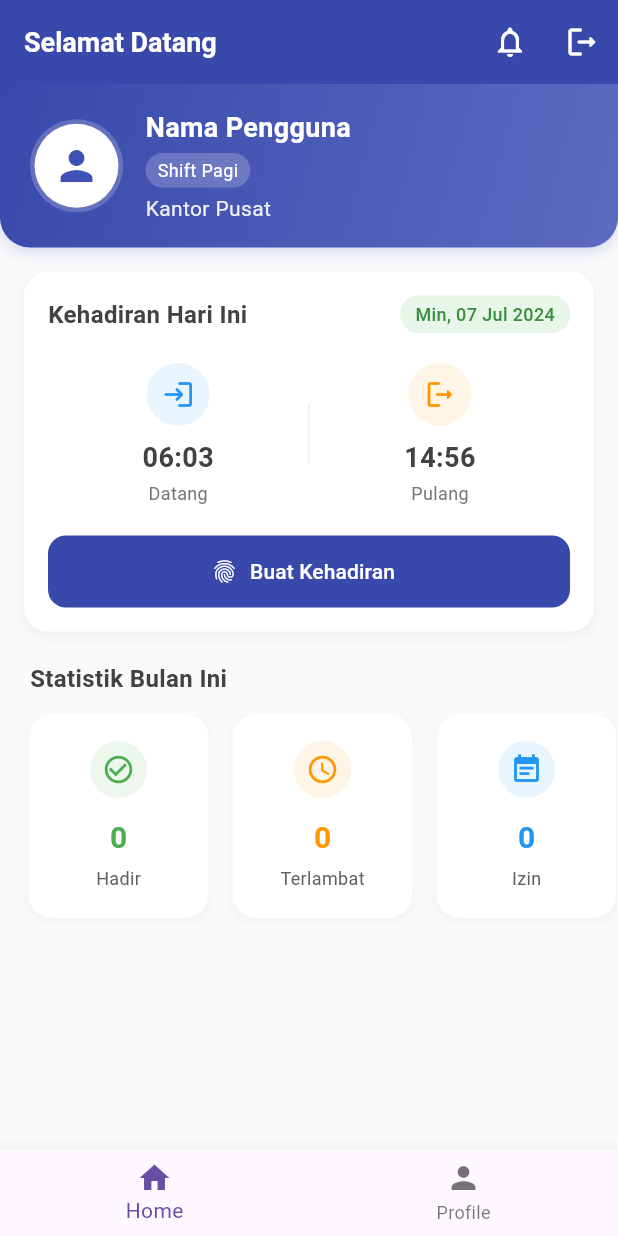
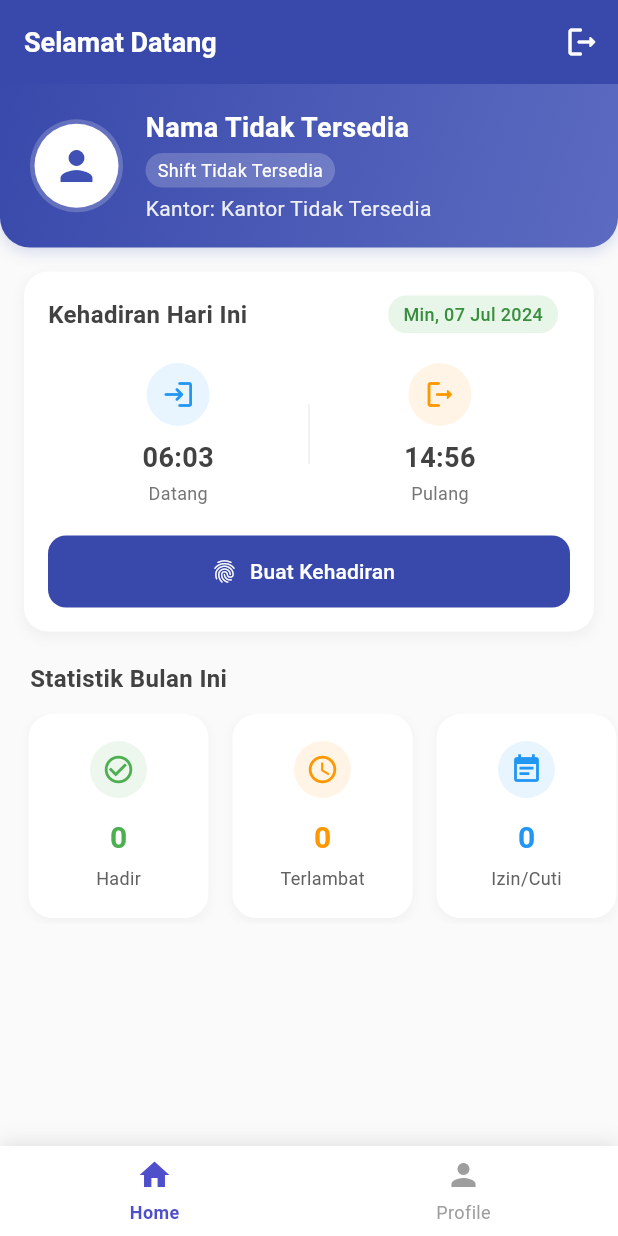
Before and after one commit to RasyaRazaqaSetiawan/flutter-ujikom, a Flutter app: the DashboardView screen opened by its route, on a phone screen of 412 x 824 dp. Run offline on Flutter 3.47's test engine with Material 3 defaults, Android fonts, the phone set to English and light mode, and no system bars; our stand-ins replace get, get_storage, google_fonts, hexcolor, lottie; accounts and stored records are empty; network calls fail.

Commit message:
refactor: update API endpoints and enhance dashboard navigation

```diff
--- a/lib/app/data/schedule_respones.dart
+++ b/lib/app/data/schedule_respones.dart
@@ -26,14 +26,16 @@ class Data {
   String? employeeName;
   Office? office;
   Shift? shift;
+  int? isWfa;
 
-  Data({this.employeeName, this.office, this.shift});
+  Data({this.employeeName, this.office, this.shift, this.isWfa});
 
   Data.fromJson(Map<String, dynamic> json) {
     employeeName = json['employee_name'];
     office =
         json['office'] != null ? new Office.fromJson(json['office']) : null;
     shift = json['shift'] != null ? new Shift.fromJson(json['shift']) : null;
+    isWfa = json['is_wfa'];
   }
 
   Map<String, dynamic> toJson() {
@@ -45,6 +47,7 @@ class Data {
     if (this.shift != null) {
       data['shift'] = this.shift!.toJson();
     }
+    data['is_wfa'] = this.isWfa;
     return data;
   }
 }
--- a/lib/app/modules/dashboard/controllers/dashboard_controller.dart
+++ b/lib/app/modules/dashboard/controllers/dashboard_controller.dart
@@ -1,11 +1,47 @@
-import 'package:flutter/material.dart';
+import 'package:flutter/widgets.dart';
 import 'package:get/get.dart';
 import 'package:get_storage/get_storage.dart';
+import 'package:ujikom/app/data/schedule_respones.dart';
 import 'package:ujikom/app/modules/dashboard/views/index_view.dart';
 import 'package:ujikom/app/modules/dashboard/views/profile_view.dart';
+import 'package:ujikom/app/utils/api.dart';
 
 class DashboardController extends GetxController {
   var selectedIndex = 0.obs;
+  var schedule = Rxn<ScheduleResponse>(); // Menyimpan response jadwal
+  final box = GetStorage();
+  final _getConnect = GetConnect();
+
+  // Fungsi untuk mendapatkan token dari storage
+  Future<String?> getToken() async {
+    return await box.read('token');
+  }
+
+  // Ambil data jadwal dari API
+  Future<void> fetchSchedule() async {
+    try {
+      final token = await getToken();
+
+      if (token == null) {
+        throw Exception("Token tidak ditemukan, silakan login kembali.");
+      }
+
+      final response = await _getConnect.get(
+        BaseUrl.schedule,
+        headers: {
+          'Authorization': 'Bearer $token',
+        },
+      );
+
+      if (response.statusCode == 200) {
+        schedule.value = ScheduleResponse.fromJson(response.body);
+      } else {
+        throw Exception("Gagal mengambil jadwal: ${response.statusText}");
+      }
+    } catch (e) {
+      print("Error saat mengambil data jadwal: $e");
+    }
+  }
 
   void changeIndex(int index) {
     selectedIndex.value = index;
@@ -19,20 +55,11 @@ class DashboardController extends GetxController {
   @override
   void onInit() {
     super.onInit();
-  }
-
-  @override
-  void onReady() {
-    super.onReady();
-  }
-
-  @override
-  void onClose() {
-    super.onClose();
+    fetchSchedule(); // Ambil data saat controller diinisialisasi
   }
 
   void logout() {
-    GetStorage().remove('token');
+    GetStorage().erase();
     Get.offAllNamed('/login');
   }
 }
--- a/lib/app/modules/dashboard/views/dashboard_view.dart
+++ b/lib/app/modules/dashboard/views/dashboard_view.dart
@@ -1,7 +1,5 @@
 import 'package:flutter/material.dart';
-
 import 'package:get/get.dart';
-
 import '../controllers/dashboard_controller.dart';
 
 class DashboardView extends GetView<DashboardController> {
@@ -19,9 +17,57 @@ class DashboardView extends GetView<DashboardController> {
             );
           },
         ),
-        bottomNavigationBar: BottomNavigationBar(
-          currentIndex: controller.selectedIndex.value,
-          onTap: (index) {
+        bottomNavigationBar: Container(
+          height: 60,
+          decoration: BoxDecoration(
+            color: Colors.white,
+            boxShadow: [
+              BoxShadow(
+                color: Colors.black.withOpacity(0.1),
+                blurRadius: 10,
+                offset: const Offset(0, -2),
+              ),
+            ],
+          ),
+          child: Row(
+            mainAxisAlignment: MainAxisAlignment.spaceEvenly,
+            children: [
+              _buildNavItem(
+                index: 0,
+                icon: Icons.home,
+                label: 'Home',
+                controller: controller,
+              ),
+              _buildNavItem(
+                index: 1,
+                icon: Icons.person,
+                label: 'Profile',
+                controller: controller,
+              ),
+              // Contoh menambah item navigasi ketiga:
+              // _buildNavItem(
+              //   index: 2, // Pastikan index bertambah secara berurutan
+              //   icon: Icons.notifications, // Pilih icon yang sesuai
+              //   label: 'Notifikasi', // Label yang akan ditampilkan
+              //   controller: controller,
+              // ),
+            ],
+          ),
+        ),
+      ),
+    );
+  }
+
+  Widget _buildNavItem({
+    required int index,
+    required IconData icon,
+    required String label,
+    required DashboardController controller,
+  }) {
+    final isSelected = controller.selectedIndex.value == index;
+    return Expanded(
+      child: InkWell(
+        onTap: () {
           controller.changeIndex(index);
           Get.nestedKey(1)!.currentState!.pushReplacement(
                 MaterialPageRoute(
@@ -29,16 +75,22 @@ class DashboardView extends GetView<DashboardController> {
                 ),
               );
         },
-          items: const [
-            BottomNavigationBarItem(
-              icon: Icon(Icons.home),
-              label: 'Home',
+        child: Column(
+          mainAxisAlignment: MainAxisAlignment.center,
+          children: [
+            Icon(
+              icon,
+              color: isSelected ? const Color(0xFF4F4FCB) : Colors.grey,
+              size: 24,
             ),
-            BottomNavigationBarItem(
-              icon: Icon(
-                Icons.person,
+            const SizedBox(height: 4),
+            Text(
+              label,
+              style: TextStyle(
+                color: isSelected ? const Color(0xFF4F4FCB) : Colors.grey,
+                fontSize: 12,
+                fontWeight: isSelected ? FontWeight.w600 : FontWeight.normal,
               ),
-              label: 'Profile',
             ),
           ],
         ),
--- a/lib/app/modules/dashboard/views/index_view.dart
+++ b/lib/app/modules/dashboard/views/index_view.dart
@@ -21,15 +21,15 @@ class IndexView extends GetView<DashboardController> {
         backgroundColor: Colors.indigo[600],
         elevation: 0,
         actions: [
-          IconButton(
-            icon: const Icon(
-              Icons.notifications_outlined,
-              color: Colors.white, // Set the icon color to white
-            ),
-            onPressed: () {
-              // Add notifications logic if needed
-            },
-          ),
+          // IconButton(
+          //   icon: const Icon(
+          //     Icons.notifications_outlined,
+          //     color: Colors.white, // Set the icon color to white
+          //   ),
+          //   onPressed: () {
+          //     // Add notifications logic if needed
+          //   },
+          // ),
           IconButton(
             icon: const Icon(
               Icons.logout_rounded,
@@ -101,15 +101,24 @@ class IndexView extends GetView<DashboardController> {
             child: Column(
               crossAxisAlignment: CrossAxisAlignment.start,
               children: [
-                const Text(
-                  'Nama Pengguna',
-                  style: TextStyle(
+                // 🔹 Menampilkan Nama Karyawan langsung dari schedule (bukan controller.employeeName lagi)
+                Obx(() {
+                  final employeeName =
+                      controller.schedule.value?.data?.employeeName ??
+                          'Nama Tidak Tersedia';
+                  return Text(
+                    employeeName,
+                    style: const TextStyle(
                       color: Colors.white,
                       fontSize: 18,
                       fontWeight: FontWeight.bold,
                     ),
-                ),
+                  );
+                }),
+
                 const SizedBox(height: 4),
+
+                // 🔹 Menampilkan Shift
                 Container(
                   padding:
                       const EdgeInsets.symmetric(horizontal: 8, vertical: 3),
@@ -117,22 +126,35 @@ class IndexView extends GetView<DashboardController> {
                     color: Colors.white.withOpacity(0.2),
                     borderRadius: BorderRadius.circular(20),
                   ),
-                  child: const Text(
-                    'Shift Pagi',
-                    style: TextStyle(
+                  child: Obx(() {
+                    final shiftName =
+                        controller.schedule.value?.data?.shift?.name ??
+                            'Shift Tidak Tersedia';
+                    return Text(
+                      shiftName,
+                      style: const TextStyle(
                         color: Colors.white,
                         fontSize: 12,
                       ),
+                    );
+                  }),
                 ),
-                ),
+
                 const SizedBox(height: 4),
-                Text(
-                  'Kantor Pusat',
+
+                // 🔹 Menampilkan Kantor
+                Obx(() {
+                  final officeName =
+                      controller.schedule.value?.data?.office?.name ??
+                          'Kantor Tidak Tersedia';
+                  return Text(
+                    'Kantor: $officeName',
                     style: TextStyle(
                       color: Colors.white.withOpacity(0.9),
                       fontSize: 14,
                     ),
-                ),
+                  );
+                }),
               ],
             ),
           ),
@@ -171,6 +193,8 @@ class IndexView extends GetView<DashboardController> {
                   color: Colors.grey[800],
                 ),
               ),
+              Row(
+                children: [
                   Container(
                     padding:
                         const EdgeInsets.symmetric(horizontal: 10, vertical: 4),
@@ -186,6 +210,50 @@ class IndexView extends GetView<DashboardController> {
                         fontWeight: FontWeight.w500,
                       ),
                     ),
+                  ),
+                  const SizedBox(width: 8),
+                  Obx(() {
+                    final isWfa = controller.schedule.value?.data?.isWfa;
+
+                    if (isWfa == 1) {
+                      return Container(
+                        padding: const EdgeInsets.symmetric(
+                            horizontal: 8, vertical: 4),
+                        decoration: BoxDecoration(
+                          color: Colors.green[600],
+                          borderRadius: BorderRadius.circular(12),
+                        ),
+                        child: const Text(
+                          'WFA',
+                          style: TextStyle(
+                            color: Colors.white,
+                            fontSize: 12,
+                            fontWeight: FontWeight.w500,
+                          ),
+                        ),
+                      );
+                    } else if (isWfa == 0) {
+                      return Container(
+                        padding: const EdgeInsets.symmetric(
+                            horizontal: 8, vertical: 4),
+                        decoration: BoxDecoration(
+                          color: Colors.amber[600],
+                          borderRadius: BorderRadius.circular(12),
+                        ),
+                        child: const Text(
+                          'WFO',
+                          style: TextStyle(
+                            color: Colors.white,
+                            fontSize: 12,
+                            fontWeight: FontWeight.w500,
+                          ),
+                        ),
+                      );
+                    } else {
+                      return const SizedBox(); // Tidak tampil jika null
+                    }
+                  }),
+                ],
               ),
             ],
           ),
@@ -293,7 +361,8 @@ class IndexView extends GetView<DashboardController> {
                   'Hadir', '0', Icons.check_circle_outline, Colors.green),
               _buildStatisticCard(
                   'Terlambat', '0', Icons.access_time, Colors.orange),
-              _buildStatisticCard('Izin', '0', Icons.event_note, Colors.blue),
+              _buildStatisticCard(
+                  'Izin/Cuti', '0', Icons.event_note, Colors.blue),
               _buildStatisticCard(
                   'Sakit', '0', Icons.healing, Colors.red[400]!),
             ],
--- a/lib/app/modules/dashboard/views/profile_view.dart
+++ b/lib/app/modules/dashboard/views/profile_view.dart
@@ -27,15 +27,15 @@ class ProfileView extends GetView<ProfileController> {
         backgroundColor: Colors.indigo[600],
         elevation: 0,
         actions: [
-          IconButton(
-            icon: const Icon(
-              Icons.notifications_outlined,
-              color: Colors.white,
-            ),
-            onPressed: () {
-              // Add notifications logic if needed
-            },
-          ),
+          // IconButton(
+          //   icon: const Icon(
+          //     Icons.notifications_outlined,
+          //     color: Colors.white,
+          //   ),
+          //   onPressed: () {
+          //     // Add notifications logic if needed
+          //   },
+          // ),
           IconButton(
             icon: const Icon(
               Icons.logout_rounded,
--- a/lib/app/utils/api.dart
+++ b/lib/app/utils/api.dart
@@ -6,10 +6,10 @@ class BaseUrl {
   static String profile = '$base/profile';
 
   // Tambahkan endpoint untuk absensi
-  static String attendanceToday = '$base/attendance/today';
+  static String attendanceToday = '$base/get-attendance-today';
   static String attendanceByMonthAndYear = '$base/attendance'; // Tambah parameter nanti di request
   static String storeAttendance = '$base/attendance/store';
 
   // Endpoint untuk jadwal kerja
-  static String schedule = '$base/schedule';
+  static String schedule = '$base/get-schedule';
 }
```
Lines whose indentation alone changed are shown as unchanged.
